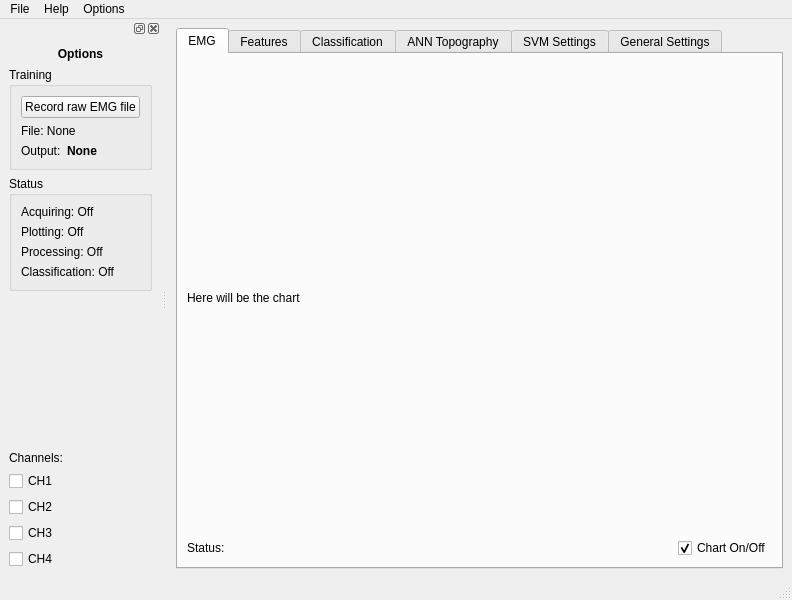
italogsfernandes/hand, file python-real-time-application/views/layouts/base_project_main.ui: the form before one commit.
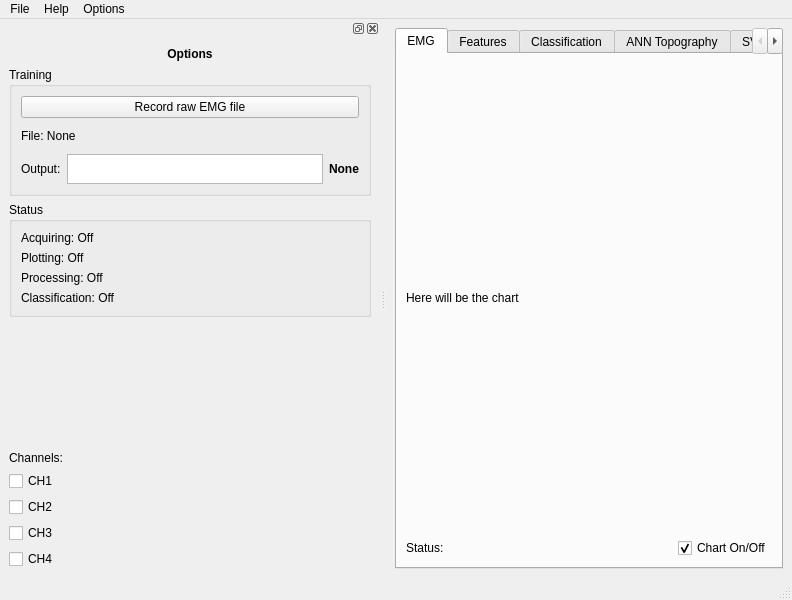
The form after the commit.

Commit message: txt in layout

Patch:
```diff
--- a/python-real-time-application/views/layouts/base_project_main.ui
+++ b/python-real-time-application/views/layouts/base_project_main.ui
@@ -343,10 +343,20 @@
                 </property>
                </widget>
               </item>
+              <item>
+               <widget class="QPlainTextEdit" name="txt_output_press">
+                <property name="maximumSize">
+                 <size>
+                  <width>800</width>
+                  <height>30</height>
+                 </size>
+                </property>
+               </widget>
+              </item>
               <item>
                <widget class="QLabel" name="lbl_output_value">
                 <property name="sizePolicy">
-                 <sizepolicy hsizetype="Expanding" vsizetype="Preferred">
+                 <sizepolicy hsizetype="Minimum" vsizetype="Preferred">
                   <horstretch>0</horstretch>
                   <verstretch>0</verstretch>
                  </sizepolicy>
```
The commit also changes 2 other files.
